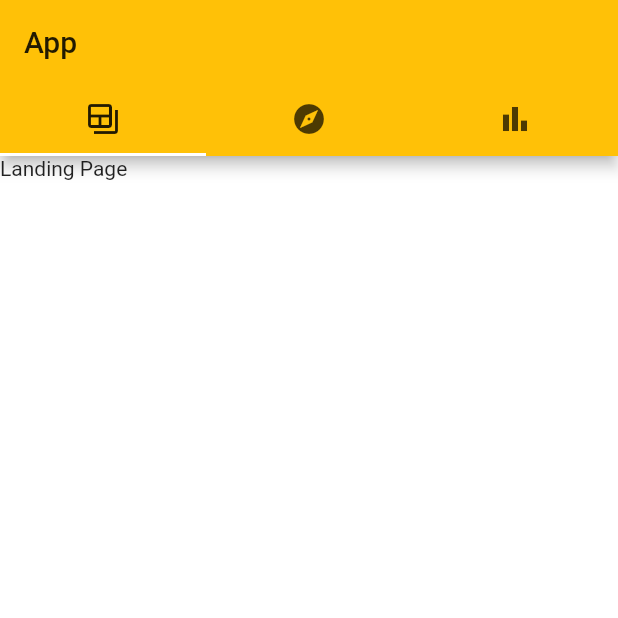
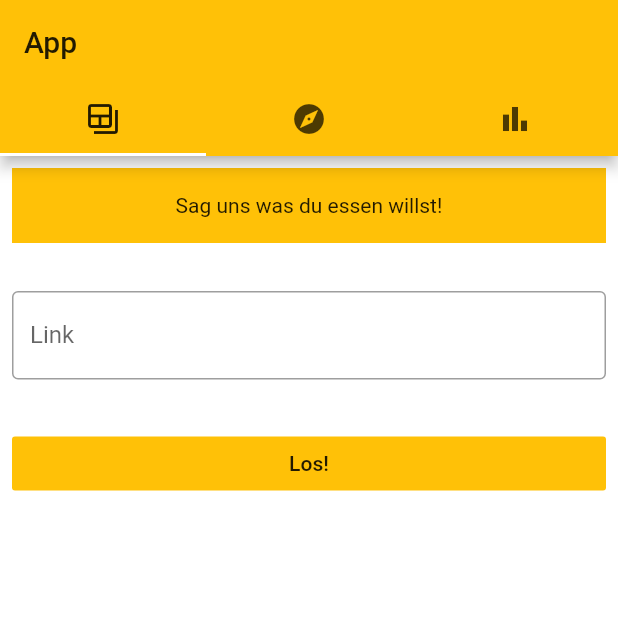
Before and after one commit to tadeohepperle/hackathon_capgemini_210506, a Flutter app: the screen it shows after launch, on a phone screen of 412 x 824 dp, the top half of it. Run offline on Flutter 3.47's test engine with Material 2 defaults, Android fonts, the phone set to English and light mode, and no system bars.

Commit message:
First Commit

```diff
--- a/flutterproject/lib/landing_screen/landing_screen.dart
+++ b/flutterproject/lib/landing_screen/landing_screen.dart
@@ -8,12 +8,51 @@ class LandingScreen extends StatefulWidget {
   _LandingScreenState createState() => _LandingScreenState();
 }
 
+//Das erste ist immer der Parametername
+
+//Column gibt Widget zurück
+
 class _LandingScreenState extends State<LandingScreen> {
   @override
   build(BuildContext context) {
     return Container(
-      color: Constants.backgroundColor,
-      child: Text("Landing Page"),
-    );
+        color: Constants.backgroundColor,
+        child: ListView(
+          padding: const EdgeInsets.all(8),
+          children: <Widget>[
+            Container(
+              height: 50,
+              color: Constants.primaryColor,
+              child: const Center(child: Text('Sag uns was du essen willst!')),
+            ),
+            Padding(
+              padding: EdgeInsets.all(16.0),
+            ),
+            TextField(
+              obscureText: false,
+              decoration: InputDecoration(
+                border: OutlineInputBorder(),
+                labelText: 'Link',
+              ),
+            ),
+            Padding(
+              padding: EdgeInsets.all(16.0),
+            ),
+            FlatButton(
+              focusColor: Colors.red,
+              color: Constants.primaryColor,
+              hoverColor: Colors.green,
+              splashColor: Colors.white,
+              onPressed: () {
+                //Create new site with spinner!
+              },
+              child: Text('Los!'),
+            ),
+            /*Container(
+                child: Image(
+                    image: NetworkImage(
+                        'https://media.giphy.com/media/3oEjI6SIIHBdRxXI40/giphy.gif'))), */
+          ],
+        ));
   }
 }
```
Also changed, not shown: flutterproject/pubspec.lock, 1 other file.
